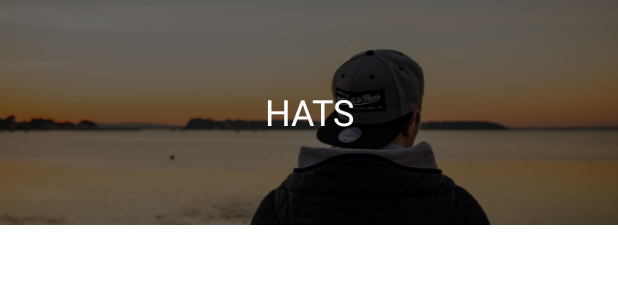
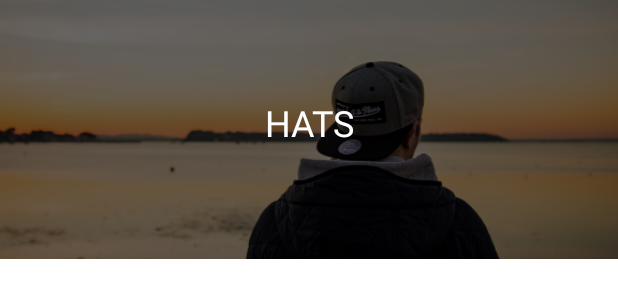
Before and after one commit to GMatshwane/CoderSwag, an Android app: the layout category_list_item.xml on its own in the app's theme, with its tools: preview values and no code run, on a phone screen of 412 x 824 dp. Shown: the top 300 px of the screen. Run offline under Robolectric (Android 15) with nearby library versions, the phone set to English and light mode, and no system bars; Roboto replaces fonts that are not available here.

Commit message:
Working with list Adapters

```diff
--- a/app/build.gradle
+++ b/app/build.gradle
@@ -38,6 +38,7 @@ dependencies {
     implementation 'androidx.appcompat:appcompat:1.2.0'
     implementation 'com.google.android.material:material:1.2.1'
     implementation 'androidx.constraintlayout:constraintlayout:2.0.4'
+    implementation 'androidx.recyclerview:recyclerview:1.1.0'
     testImplementation 'junit:junit:4.+'
     androidTestImplementation 'androidx.test.ext:junit:1.1.2'
     androidTestImplementation 'androidx.test.espresso:espresso-core:3.3.0'
--- a/app/src/main/res/layout/activity_main.xml
+++ b/app/src/main/res/layout/activity_main.xml
@@ -17,13 +17,14 @@
         app:layout_constraintLeft_toLeftOf="parent"
         app:layout_constraintTop_toTopOf="parent" />
 
-    <ListView
+    <androidx.recyclerview.widget.RecyclerView
         android:id="@+id/catergoryListView"
         android:layout_width="0dp"
         android:layout_height="0dp"
         app:layout_constraintBottom_toBottomOf="parent"
         app:layout_constraintEnd_toEndOf="parent"
         app:layout_constraintStart_toStartOf="parent"
-        app:layout_constraintTop_toBottomOf="@+id/textView" />
+        app:layout_constraintTop_toBottomOf="@+id/textView"
+        android:divider="@null"/>
 
 </androidx.constraintlayout.widget.ConstraintLayout>
--- a/app/src/main/res/layout/category_list_item.xml
+++ b/app/src/main/res/layout/category_list_item.xml
@@ -2,14 +2,16 @@
 <androidx.constraintlayout.widget.ConstraintLayout xmlns:android="http://schemas.android.com/apk/res/android"
     xmlns:app="http://schemas.android.com/apk/res-auto"
     xmlns:tools="http://schemas.android.com/tools"
-    android:id="@+id/categoryImageView"
+    android:id="@+id/mainlayout"
     android:layout_width="match_parent"
-    android:layout_height="150dp">
+    android:layout_height="180dp">
 
     <ImageView
         android:id="@+id/imageView"
         android:layout_width="0dp"
-        android:layout_height="0dp"
+        android:layout_height="180dp"
+        android:layout_marginTop="8dp"
+        android:layout_marginBottom="8dp"
         android:scaleType="centerCrop"
         app:layout_constraintBottom_toBottomOf="parent"
         app:layout_constraintEnd_toEndOf="parent"
--- a/app/src/main/res/values/themes.xml
+++ b/app/src/main/res/values/themes.xml
@@ -1,6 +1,6 @@
 <resources xmlns:tools="http://schemas.android.com/tools">
     <!-- Base application theme. -->
-    <style name="Theme.CoderSwag" parent="Theme.MaterialComponents.DayNight.DarkActionBar">
+    <style name="Theme.CoderSwag" parent="Theme.MaterialComponents.DayNight.NoActionBar">
         <!-- Primary brand color. -->
         <item name="colorPrimary">@color/purple_500</item>
         <item name="colorPrimaryVariant">@color/purple_700</item>
--- a/build.gradle
+++ b/build.gradle
@@ -6,6 +6,7 @@ buildscript {
         jcenter()
     }
     dependencies {
+
         classpath "com.android.tools.build:gradle:4.1.2"
         classpath "org.jetbrains.kotlin:kotlin-gradle-plugin:$kotlin_version"
         classpath "org.jetbrains.kotlin:kotlin-android-extensions:$kotlin_version"
```
Also changed, not shown: app/src/main/java/com/gordon/coderswag/Adapters/CategoryAdapter.kt (added, +60 -0 lines), app/src/main/java/com/gordon/coderswag/Controller/MainActivity.kt (+10 -3 lines), app/src/main/java/com/gordon/coderswag/Services/DataService.kt (+12 -0 lines).
